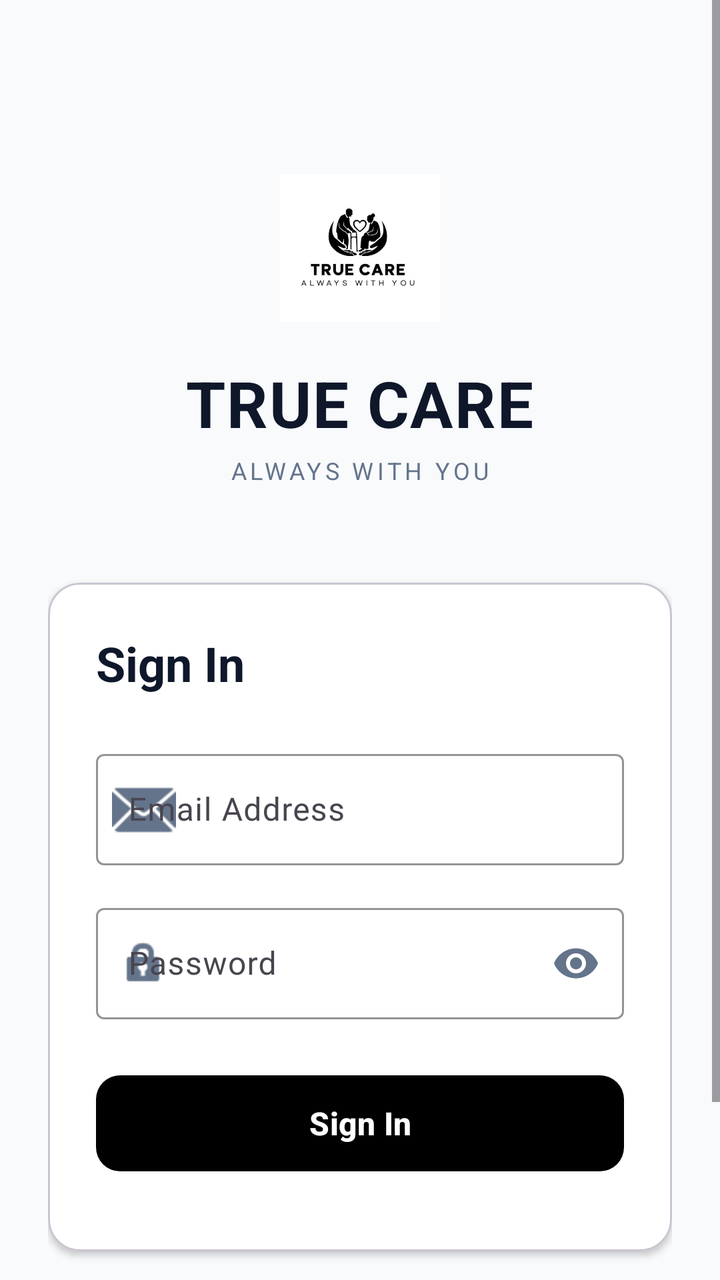
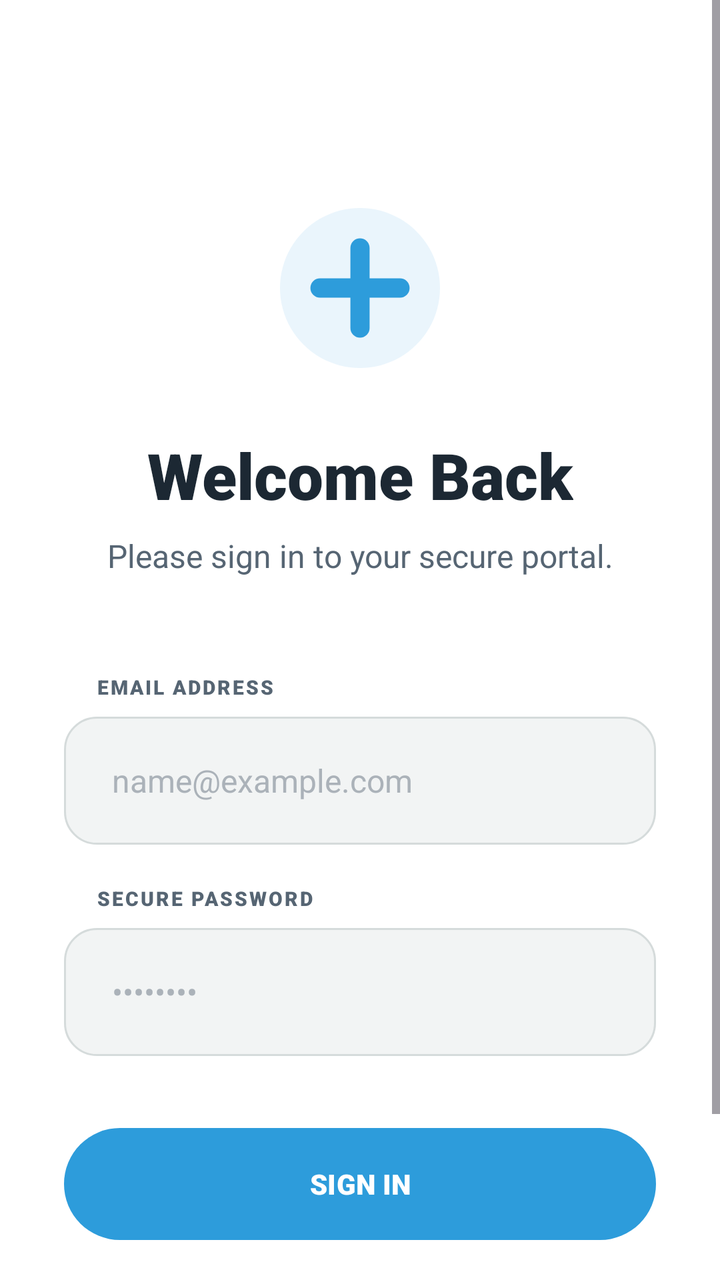

Compare the two renders of this Android layout. The source of the first and the diff that turns it into the second are given below.
<!-- AndroidManifest.xml: application theme Theme.CaregiverManagementSystem -->
<!-- res/layout/activity_login.xml -->
<?xml version="1.0" encoding="utf-8"?>
<ScrollView xmlns:android="http://schemas.android.com/apk/res/android"
    xmlns:app="http://schemas.android.com/apk/res-auto"
    android:layout_width="match_parent"
    android:layout_height="match_parent"
    android:fillViewport="true"
    android:background="@color/surface">

    <androidx.constraintlayout.widget.ConstraintLayout
        android:layout_width="match_parent"
        android:layout_height="wrap_content"
        android:padding="24dp">

        
        <ImageView
            android:id="@+id/ivLogo"
            android:layout_width="80dp"
            android:layout_height="80dp"
            android:layout_marginTop="60dp"
            android:src="@mipmap/ic_launcher"
            android:contentDescription="TRUE CARE Logo"
            app:layout_constraintTop_toTopOf="parent"
            app:layout_constraintStart_toStartOf="parent"
            app:layout_constraintEnd_toEndOf="parent" />

        <TextView
            android:id="@+id/tvAppName"
            android:layout_width="wrap_content"
            android:layout_height="wrap_content"
            android:text="TRUE CARE"
            android:textSize="32sp"
            android:textStyle="bold"
            android:textColor="@color/gray_900"
            android:letterSpacing="0.02"
            android:layout_marginTop="16dp"
            app:layout_constraintTop_toBottomOf="@id/ivLogo"
            app:layout_constraintStart_toStartOf="parent"
            app:layout_constraintEnd_toEndOf="parent" />

        <TextView
            android:id="@+id/tvTagline"
            android:layout_width="wrap_content"
            android:layout_height="wrap_content"
            android:text="ALWAYS WITH YOU"
            android:textSize="12sp"
            android:textColor="@color/gray_500"
            android:letterSpacing="0.15"
            android:layout_marginTop="4dp"
            app:layout_constraintTop_toBottomOf="@id/tvAppName"
            app:layout_constraintStart_toStartOf="parent"
            app:layout_constraintEnd_toEndOf="parent" />

        
        <com.google.android.material.card.MaterialCardView
            android:id="@+id/cardLogin"
            android:layout_width="match_parent"
            android:layout_height="wrap_content"
            android:layout_marginTop="48dp"
            app:cardElevation="2dp"
            app:cardCornerRadius="16dp"
            app:cardBackgroundColor="@color/card_background"
            app:layout_constraintTop_toBottomOf="@id/tvTagline"
            app:layout_constraintStart_toStartOf="parent"
            app:layout_constraintEnd_toEndOf="parent">

            <LinearLayout
                android:layout_width="match_parent"
                android:layout_height="wrap_content"
                android:orientation="vertical"
                android:padding="24dp">

                <TextView
                    android:layout_width="wrap_content"
                    android:layout_height="wrap_content"
                    android:text="Sign In"
                    android:textSize="24sp"
                    android:textStyle="bold"
                    android:textColor="@color/gray_900"
                    android:layout_marginBottom="24dp" />

                
                <com.google.android.material.textfield.TextInputLayout
                    android:id="@+id/tilEmail"
                    android:layout_width="match_parent"
                    android:layout_height="wrap_content"
                    android:hint="Email Address"
                    app:startIconDrawable="@android:drawable/ic_dialog_email"
                    app:startIconTint="@color/gray_500"
                    app:boxStrokeColor="@color/black"
                    app:hintTextColor="@color/gray_600"
                    style="@style/Widget.Material3.TextInputLayout.OutlinedBox"
                    android:layout_marginBottom="16dp">

                    <com.google.android.material.textfield.TextInputEditText
                        android:id="@+id/etEmail"
                        android:layout_width="match_parent"
                        android:layout_height="wrap_content"
                        android:inputType="textEmailAddress"
                        android:textColor="@color/gray_900"
                        android:textSize="16sp" />
                </com.google.android.material.textfield.TextInputLayout>

                
                <com.google.android.material.textfield.TextInputLayout
                    android:id="@+id/tilPassword"
                    android:layout_width="match_parent"
                    android:layout_height="wrap_content"
                    android:hint="Password"
                    app:startIconDrawable="@android:drawable/ic_lock_idle_lock"
                    app:startIconTint="@color/gray_500"
                    app:endIconMode="password_toggle"
                    app:endIconTint="@color/gray_500"
                    app:boxStrokeColor="@color/black"
                    app:hintTextColor="@color/gray_600"
                    style="@style/Widget.Material3.TextInputLayout.OutlinedBox"
                    android:layout_marginBottom="24dp">

                    <com.google.android.material.textfield.TextInputEditText
                        android:id="@+id/etPassword"
                        android:layout_width="match_parent"
                        android:layout_height="wrap_content"
                        android:inputType="textPassword"
                        android:textColor="@color/gray_900"
                        android:textSize="16sp" />
                </com.google.android.material.textfield.TextInputLayout>

                
                <com.google.android.material.button.MaterialButton
                    android:id="@+id/btnLogin"
                    android:layout_width="match_parent"
                    android:layout_height="56dp"
                    android:text="Sign In"
                    android:textSize="16sp"
                    android:textStyle="bold"
                    android:textColor="@color/white"
                    app:backgroundTint="@color/black"
                    app:cornerRadius="12dp"
                    app:elevation="4dp"
                    android:layout_marginBottom="12dp" />

                
                <com.google.android.material.button.MaterialButton
                    android:id="@+id/btnBiometric"
                    style="@style/Widget.Material3.Button.OutlinedButton"
                    android:layout_width="match_parent"
                    android:layout_height="56dp"
                    android:text="Biometric Login"
                    app:icon="@android:drawable/ic_lock_idle_lock"
                    app:iconTint="@color/black"
                    android:textColor="@color/black"
                    app:strokeColor="@color/gray_300"
                    app:cornerRadius="12dp"
                    android:layout_marginBottom="16dp"
                    android:visibility="gone" />

                
                <com.google.android.material.progressindicator.CircularProgressIndicator
                    android:id="@+id/progressBar"
                    android:layout_width="wrap_content"
                    android:layout_height="wrap_content"
                    android:layout_gravity="center"
                    android:indeterminate="true"
                    app:indicatorColor="@color/black"
                    android:visibility="gone" />

            </LinearLayout>
        </com.google.android.material.card.MaterialCardView>

        
        <TextView
            android:id="@+id/tvSignUpLink"
            android:layout_width="wrap_content"
            android:layout_height="wrap_content"
            android:text="Don't have an account? Sign Up"
            android:textColor="@color/primary"
            android:textSize="14sp"
            android:textStyle="bold"
            android:layout_marginTop="24dp"
            app:layout_constraintTop_toBottomOf="@id/cardLogin"
            app:layout_constraintStart_toStartOf="parent"
            app:layout_constraintEnd_toEndOf="parent" />

        <TextView
            android:id="@+id/tvPrivacyPolicy"
            android:layout_width="wrap_content"
            android:layout_height="wrap_content"
            android:text="By signing up, you agree to our Privacy Policy"
            android:textColor="@color/gray_500"
            android:textSize="11sp"
            android:layout_marginTop="12dp"
            android:layout_marginBottom="24dp"
            app:layout_constraintTop_toBottomOf="@id/tvSignUpLink"
            app:layout_constraintStart_toStartOf="parent"
            app:layout_constraintEnd_toEndOf="parent"
            app:layout_constraintBottom_toBottomOf="parent" />

    </androidx.constraintlayout.widget.ConstraintLayout>
</ScrollView>
<!-- resources referenced by this layout -->
<resources>
  <color name="black">#000000</color>
  <color name="card_background">#FFFFFF</color>
  <color name="gray_300">#CBD5E1</color>
  <color name="gray_500">#64748B</color>
  <color name="gray_600">#475569</color>
  <color name="gray_900">#0F172A</color>
  <color name="primary">#000000</color>
  <color name="surface">#F8FAFC</color>
  <color name="white">#FFFFFF</color>
  <!-- mipmap ic_launcher: png bitmap (mipmap-hdpi, 13005 bytes) -->
  <style name="Theme.CaregiverManagementSystem" parent="Theme.Material3.DayNight">
          <item name="colorPrimary">@color/primary</item>
          <item name="colorPrimaryVariant">@color/primary_variant</item>
          <item name="colorOnPrimary">@color/white</item>
          <item name="colorSecondary">@color/secondary</item>
          <item name="colorSecondaryVariant">@color/gray_700</item>
          <item name="colorOnSecondary">@color/white</item>
          <item name="android:statusBarColor">@color/black</item>
          <item name="android:windowLightStatusBar">false</item>
      </style>
  <color name="primary_variant">#1E293B</color>
  <color name="secondary">#64748B</color>
  <color name="gray_700">#334155</color>
</resources>

<!-- the commit's change to res/layout/activity_login.xml (unified diff, before → after) -->
@@ -1,170 +1,133 @@
 <?xml version="1.0" encoding="utf-8"?>
+ 
 <ScrollView xmlns:android="http://schemas.android.com/apk/res/android"
     xmlns:app="http://schemas.android.com/apk/res-auto"
     android:layout_width="match_parent"
     android:layout_height="match_parent"
     android:fillViewport="true"
-    android:background="@color/surface">
+    android:background="@color/white">
 
     <androidx.constraintlayout.widget.ConstraintLayout
         android:layout_width="match_parent"
         android:layout_height="wrap_content"
-        android:padding="24dp">
+        android:padding="32dp">
 
         
         <ImageView
             android:id="@+id/ivLogo"
-            android:layout_width="80dp"
-            android:layout_height="80dp"
-            android:layout_marginTop="60dp"
-            android:src="@mipmap/ic_launcher"
-            android:contentDescription="TRUE CARE Logo"
+            android:layout_width="96dp"
+            android:layout_height="96dp"
+            android:layout_marginTop="64dp"
+            android:src="@drawable/ic_medical_brand"
             app:layout_constraintTop_toTopOf="parent"
             app:layout_constraintStart_toStartOf="parent"
             app:layout_constraintEnd_toEndOf="parent" />
 
         <TextView
-            android:id="@+id/tvAppName"
+            android:id="@+id/tvGreeting"
             android:layout_width="wrap_content"
             android:layout_height="wrap_content"
-            android:text="TRUE CARE"
+            android:text="Welcome Back"
+            android:textColor="@color/med_text_primary"
             android:textSize="32sp"
-            android:textStyle="bold"
-            android:textColor="@color/gray_900"
-            android:letterSpacing="0.02"
-            android:layout_marginTop="16dp"
+            android:fontFamily="sans-serif-black"
+            android:layout_marginTop="24dp"
             app:layout_constraintTop_toBottomOf="@id/ivLogo"
             app:layout_constraintStart_toStartOf="parent"
             app:layout_constraintEnd_toEndOf="parent" />
 
         <TextView
-            android:id="@+id/tvTagline"
+            android:id="@+id/tvInstruction"
             android:layout_width="wrap_content"
             android:layout_height="wrap_content"
-            android:text="ALWAYS WITH YOU"
-            android:textSize="12sp"
-            android:textColor="@color/gray_500"
-            android:letterSpacing="0.15"
-            android:layout_marginTop="4dp"
-            app:layout_constraintTop_toBottomOf="@id/tvAppName"
+            android:text="Please sign in to your secure portal."
+            android:textColor="@color/med_text_secondary"
+            android:textSize="16sp"
+            android:layout_marginTop="8dp"
+            app:layout_constraintTop_toBottomOf="@id/tvGreeting"
             app:layout_constraintStart_toStartOf="parent"
             app:layout_constraintEnd_toEndOf="parent" />
 
         
-        <com.google.android.material.card.MaterialCardView
-            android:id="@+id/cardLogin"
+        <LinearLayout
+            android:id="@+id/layoutInputs"
             android:layout_width="match_parent"
             android:layout_height="wrap_content"
+            android:orientation="vertical"
             android:layout_marginTop="48dp"
-            app:cardElevation="2dp"
-            app:cardCornerRadius="16dp"
-            app:cardBackgroundColor="@color/card_background"
-            app:layout_constraintTop_toBottomOf="@id/tvTagline"
-            app:layout_constraintStart_toStartOf="parent"
-            app:layout_constraintEnd_toEndOf="parent">
+            app:layout_constraintTop_toBottomOf="@id/tvInstruction">
 
-            <LinearLayout
+            <TextView
+                android:layout_width="wrap_content"
+                android:layout_height="wrap_content"
+                android:text="EMAIL ADDRESS"
+                android:textColor="@color/med_text_secondary"
+                android:textSize="10sp"
+                android:fontFamily="sans-serif-black"
+                android:letterSpacing="0.1"
+                android:layout_marginStart="16dp"
+                android:layout_marginBottom="8dp" />
+
+            <EditText
+                android:id="@+id/etEmail"
                 android:layout_width="match_parent"
+                android:layout_height="64dp"
+                android:background="@drawable/bg_edit_text_soft"
+                android:hint="name@example.com"
+                android:inputType="textEmailAddress"
+                android:paddingHorizontal="24dp"
+                android:textColor="@color/med_text_primary"
+                android:textColorHint="@color/med_text_hint"
+                android:textSize="16sp"
+                android:layout_marginBottom="20dp" />
+
+            <TextView
+                android:layout_width="wrap_content"
                 android:layout_height="wrap_content"
-                android:orientation="vertical"
-                android:padding="24dp">
+                android:text="SECURE PASSWORD"
+                android:textColor="@color/med_text_secondary"
+                android:textSize="10sp"
+                android:fontFamily="sans-serif-black"
+                android:letterSpacing="0.1"
+                android:layout_marginStart="16dp"
+                android:layout_marginBottom="8dp" />
 
-                <TextView
-                    android:layout_width="wrap_content"
-                    android:layout_height="wrap_content"
-                    android:text="Sign In"
-                    android:textSize="24sp"
-                    android:textStyle="bold"
-                    android:textColor="@color/gray_900"
-                    android:layout_marginBottom="24dp" />
+            <EditText
+                android:id="@+id/etPassword"
+                android:layout_width="match_parent"
+                android:layout_height="64dp"
+                android:background="@drawable/bg_edit_text_soft"
+                android:hint="••••••••"
+                android:inputType="textPassword"
+                android:paddingHorizontal="24dp"
+                android:textColor="@color/med_text_primary"
+                android:textColorHint="@color/med_text_hint"
+                android:textSize="16sp"
+                android:layout_marginBottom="32dp" />
 
-                
-                <com.google.android.material.textfield.TextInputLayout
-                    android:id="@+id/tilEmail"
-                    android:layout_width="match_parent"
-                    android:layout_height="wrap_content"
-                    android:hint="Email Address"
-                    app:startIconDrawable="@android:drawable/ic_dialog_email"
-                    app:startIconTint="@color/gray_500"
-                    app:boxStrokeColor="@color/black"
-                    app:hintTextColor="@color/gray_600"
-                    style="@style/Widget.Material3.TextInputLayout.OutlinedBox"
-                    android:layout_marginBottom="16dp">
+            <com.google.android.material.button.MaterialButton
+                android:id="@+id/btnLogin"
+                android:layout_width="match_parent"
+                android:layout_height="64dp"
+                android:text="SIGN IN"
+                android:textColor="@color/white"
+                android:textSize="14sp"
+                android:fontFamily="sans-serif-black"
+                app:backgroundTint="@color/med_teal_primary"
+                app:cornerRadius="32dp"
+                app:elevation="4dp" />
 
-                    <com.google.android.material.textfield.TextInputEditText
-                        android:id="@+id/etEmail"
-                        android:layout_width="match_parent"
-                        android:layout_height="wrap_content"
-                        android:inputType="textEmailAddress"
-                        android:textColor="@color/gray_900"
-                        android:textSize="16sp" />
-                </com.google.android.material.textfield.TextInputLayout>
-
-                
-                <com.google.android.material.textfield.TextInputLayout
-                    android:id="@+id/tilPassword"
-                    android:layout_width="match_parent"
-                    android:layout_height="wrap_content"
-                    android:hint="Password"
-                    app:startIconDrawable="@android:drawable/ic_lock_idle_lock"
-                    app:startIconTint="@color/gray_500"
-                    app:endIconMode="password_toggle"
-                    app:endIconTint="@color/gray_500"
-                    app:boxStrokeColor="@color/black"
-                    app:hintTextColor="@color/gray_600"
-                    style="@style/Widget.Material3.TextInputLayout.OutlinedBox"
-                    android:layout_marginBottom="24dp">
-
-                    <com.google.android.material.textfield.TextInputEditText
-                        android:id="@+id/etPassword"
-                        android:layout_width="match_parent"
-                        android:layout_height="wrap_content"
-                        android:inputType="textPassword"
-                        android:textColor="@color/gray_900"
-                        android:textSize="16sp" />
-                </com.google.android.material.textfield.TextInputLayout>
-
-                
-                <com.google.android.material.button.MaterialButton
-                    android:id="@+id/btnLogin"
-                    android:layout_width="match_parent"
-                    android:layout_height="56dp"
-                    android:text="Sign In"
-                    android:textSize="16sp"
-                    android:textStyle="bold"
-                    android:textColor="@color/white"
-                    app:backgroundTint="@color/black"
-                    app:cornerRadius="12dp"
-                    app:elevation="4dp"
-                    android:layout_marginBottom="12dp" />
-
-                
-                <com.google.android.material.button.MaterialButton
-                    android:id="@+id/btnBiometric"
-                    style="@style/Widget.Material3.Button.OutlinedButton"
-                    android:layout_width="match_parent"
-                    android:layout_height="56dp"
-                    android:text="Biometric Login"
-                    app:icon="@android:drawable/ic_lock_idle_lock"
-                    app:iconTint="@color/black"
-                    android:textColor="@color/black"
-                    app:strokeColor="@color/gray_300"
-                    app:cornerRadius="12dp"
-                    android:layout_marginBottom="16dp"
-                    android:visibility="gone" />
-
-                
-                <com.google.android.material.progressindicator.CircularProgressIndicator
-                    android:id="@+id/progressBar"
-                    android:layout_width="wrap_content"
-                    android:layout_height="wrap_content"
-                    android:layout_gravity="center"
-                    android:indeterminate="true"
-                    app:indicatorColor="@color/black"
-                    android:visibility="gone" />
-
-            </LinearLayout>
-        </com.google.android.material.card.MaterialCardView>
+            <com.google.android.material.button.MaterialButton
+                android:id="@+id/btnBiometric"
+                style="@style/Widget.Material3.Button.TextButton"
+                android:layout_width="match_parent"
+                android:layout_height="56dp"
+                android:text="Access with Biometrics"
+                android:textColor="@color/med_teal_primary"
+                android:fontFamily="sans-serif-bold"
+                android:layout_marginTop="12dp"
+                android:visibility="gone" />
+        </LinearLayout>
 
         
         <TextView
@@ -172,11 +135,22 @@
             android:layout_width="wrap_content"
             android:layout_height="wrap_content"
             android:text="Don't have an account? Sign Up"
-            android:textColor="@color/primary"
+            android:textColor="@color/med_teal_primary"
             android:textSize="14sp"
-            android:textStyle="bold"
-            android:layout_marginTop="24dp"
-            app:layout_constraintTop_toBottomOf="@id/cardLogin"
+            android:fontFamily="sans-serif-black"
+            android:layout_marginTop="32dp"
+            app:layout_constraintTop_toBottomOf="@id/layoutInputs"
+            app:layout_constraintStart_toStartOf="parent"
+            app:layout_constraintEnd_toEndOf="parent" />
+
+        <TextView
+            android:layout_width="wrap_content"
+            android:layout_height="wrap_content"
+            android:text="Forgot your password?"
+            android:textColor="@color/med_text_secondary"
+            android:textSize="12sp"
+            android:layout_marginTop="12dp"
+            app:layout_constraintTop_toBottomOf="@id/tvSignUpLink"
             app:layout_constraintStart_toStartOf="parent"
             app:layout_constraintEnd_toEndOf="parent" />
 
@@ -184,15 +158,26 @@
             android:id="@+id/tvPrivacyPolicy"
             android:layout_width="wrap_content"
             android:layout_height="wrap_content"
-            android:text="By signing up, you agree to our Privacy Policy"
-            android:textColor="@color/gray_500"
+            android:text="Privacy Policy"
+            android:textColor="@color/med_text_hint"
             android:textSize="11sp"
-            android:layout_marginTop="12dp"
-            android:layout_marginBottom="24dp"
+            android:layout_marginTop="8dp"
+            android:layout_marginBottom="16dp"
             app:layout_constraintTop_toBottomOf="@id/tvSignUpLink"
             app:layout_constraintStart_toStartOf="parent"
+            app:layout_constraintEnd_toEndOf="parent" />
+
+        <com.google.android.material.progressindicator.CircularProgressIndicator
+            android:id="@+id/progressBar"
+            android:layout_width="wrap_content"
+            android:layout_height="wrap_content"
+            android:indeterminate="true"
+            app:indicatorColor="@color/med_teal_primary"
+            android:visibility="gone"
+            app:layout_constraintBottom_toBottomOf="parent"
+            app:layout_constraintStart_toStartOf="parent"
             app:layout_constraintEnd_toEndOf="parent"
-            app:layout_constraintBottom_toBottomOf="parent" />
+            android:layout_marginBottom="32dp" />
 
     </androidx.constraintlayout.widget.ConstraintLayout>
 </ScrollView>
<!-- resource entries referenced after the edit -->
@@ -1,27 +1,62 @@
 <!-- resources referenced by this layout -->
 <resources>
-  <color name="black">#000000</color>
-  <color name="card_background">#FFFFFF</color>
-  <color name="gray_300">#CBD5E1</color>
-  <color name="gray_500">#64748B</color>
-  <color name="gray_600">#475569</color>
-  <color name="gray_900">#0F172A</color>
-  <color name="primary">#000000</color>
-  <color name="surface">#F8FAFC</color>
-  <color name="white">#FFFFFF</color>
-  <!-- mipmap ic_launcher: png bitmap (mipmap-hdpi, 13005 bytes) -->
-  <style name="Theme.CaregiverManagementSystem" parent="Theme.Material3.DayNight">
-          <item name="colorPrimary">@color/primary</item>
-          <item name="colorPrimaryVariant">@color/primary_variant</item>
+  <color name="med_teal_primary">#2D9CDB</color>
+  <color name="med_text_hint">#ABB2B9</color>
+  <color name="med_text_primary">#1C2833</color>
+  <color name="med_text_secondary">#566573</color>
+  <color name="white">#FFFFFFFF</color>
+  <!-- drawable bg_edit_text_soft (drawable) -->
+  <?xml version="1.0" encoding="utf-8"?>
+  <shape xmlns:android="http://schemas.android.com/apk/res/android"
+      android:shape="rectangle">
+      <solid android:color="@color/med_soft_gray" />
+      <corners android:radius="16dp" />
+      <stroke android:width="1dp" android:color="@color/med_soft_gray_dark" />
+  </shape>
+  <!-- drawable ic_medical_brand (drawable) -->
+  <vector xmlns:android="http://schemas.android.com/apk/res/android"
+      android:width="120dp"
+      android:height="120dp"
+      android:viewportWidth="120"
+      android:viewportHeight="120">
+      
+      <path
+          android:fillColor="@color/med_teal_primary"
+          android:pathData="M60,10A50,50 0,1 1,59.99 10Z"
+          android:fillAlpha="0.1"/>
+      
+      <path
+          android:fillColor="@color/med_teal_primary"
+          android:pathData="M60,35 L60,85 M35,60 L85,60"
+          android:strokeColor="@color/med_teal_primary"
+          android:strokeWidth="12"
+          android:strokeLineCap="round"/>
+  </vector>
+  <style name="Theme.CaregiverManagementSystem" parent="Theme.Material3.DayNight.NoActionBar">
+          
+          <item name="colorPrimary">@color/med_teal_primary</item>
           <item name="colorOnPrimary">@color/white</item>
-          <item name="colorSecondary">@color/secondary</item>
-          <item name="colorSecondaryVariant">@color/gray_700</item>
+          <item name="colorPrimaryContainer">@color/med_teal_primary</item>
+          <item name="colorOnPrimaryContainer">@color/white</item>
+  
+          
+          <item name="colorSecondary">@color/med_mint_success</item>
           <item name="colorOnSecondary">@color/white</item>
-          <item name="android:statusBarColor">@color/black</item>
-          <item name="android:windowLightStatusBar">false</item>
+          <item name="colorSecondaryContainer">@color/med_mint_soft</item>
+          <item name="colorOnSecondaryContainer">@color/med_text_primary</item>
+  
+          
+          <item name="android:statusBarColor">@color/white</item>
+          <item name="android:windowLightStatusBar">true</item>
+          
+          
+          <item name="android:windowBackground">@color/white</item>
+          <item name="colorSurface">@color/white</item>
+          <item name="colorOnSurface">@color/med_text_primary</item>
       </style>
-  <color name="primary_variant">#1E293B</color>
-  <color name="secondary">#64748B</color>
-  <color name="gray_700">#334155</color>
+  <color name="med_soft_gray">#F2F4F4</color>
+  <color name="med_soft_gray_dark">#D5DBDB</color>
+  <color name="med_mint_success">#27AE60</color>
+  <color name="med_mint_soft">#D1F2EB</color>
 </resources>
 
